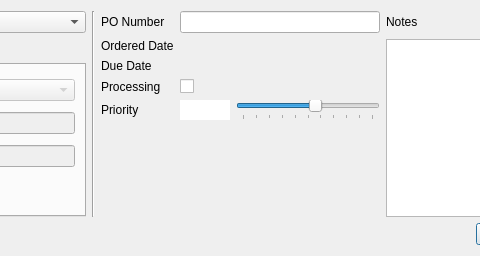
Old version of the form ui/new_order.ui in the repository xcrx/tmh_fabrication; both pictures show x 304 to 784 and y 0 to 256 of the 957 by 256 pixel window.
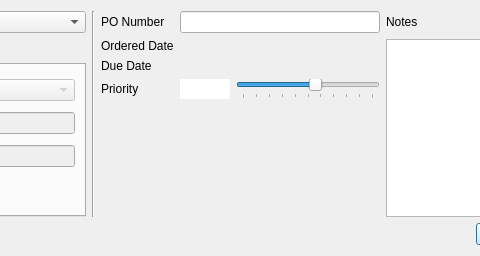
New version of the form.

Diff of the .ui file:
```diff
--- a/ui/new_order.ui
+++ b/ui/new_order.ui
@@ -224,14 +224,7 @@
       </widget>
      </item>
      <item>
-      <layout class="QGridLayout" name="order_layout" rowstretch="0,0,0,0,0,1" columnstretch="0,0,0">
-       <item row="3" column="0">
-        <widget class="QLabel" name="label_7">
-         <property name="text">
-          <string>Processing</string>
-         </property>
-        </widget>
-       </item>
+      <layout class="QGridLayout" name="order_layout" rowstretch="0,0,0,0,0" columnstretch="0,0,0">
        <item row="0" column="1">
         <widget class="QLineEdit" name="po_number">
          <property name="minimumSize">
@@ -245,7 +238,7 @@
          </property>
         </widget>
        </item>
-       <item row="4" column="1">
+       <item row="3" column="1">
         <layout class="QHBoxLayout" name="horizontalLayout" stretch="0,1">
          <item>
           <widget class="QLineEdit" name="priority_digit">
@@ -316,7 +309,7 @@
          </property>
         </widget>
        </item>
-       <item row="4" column="0">
+       <item row="3" column="0">
         <widget class="QLabel" name="label">
          <property name="text">
           <string>Priority</string>
@@ -337,14 +330,7 @@
          </property>
         </widget>
        </item>
-       <item row="3" column="1">
-        <widget class="QCheckBox" name="processing">
-         <property name="text">
-          <string/>
-         </property>
-        </widget>
-       </item>
-       <item row="5" column="1">
+       <item row="4" column="1">
         <spacer name="verticalSpacer">
          <property name="orientation">
           <enum>Qt::Vertical</enum>
```
Left out of the diff: 2 changed lines with no effect on the pictures.
